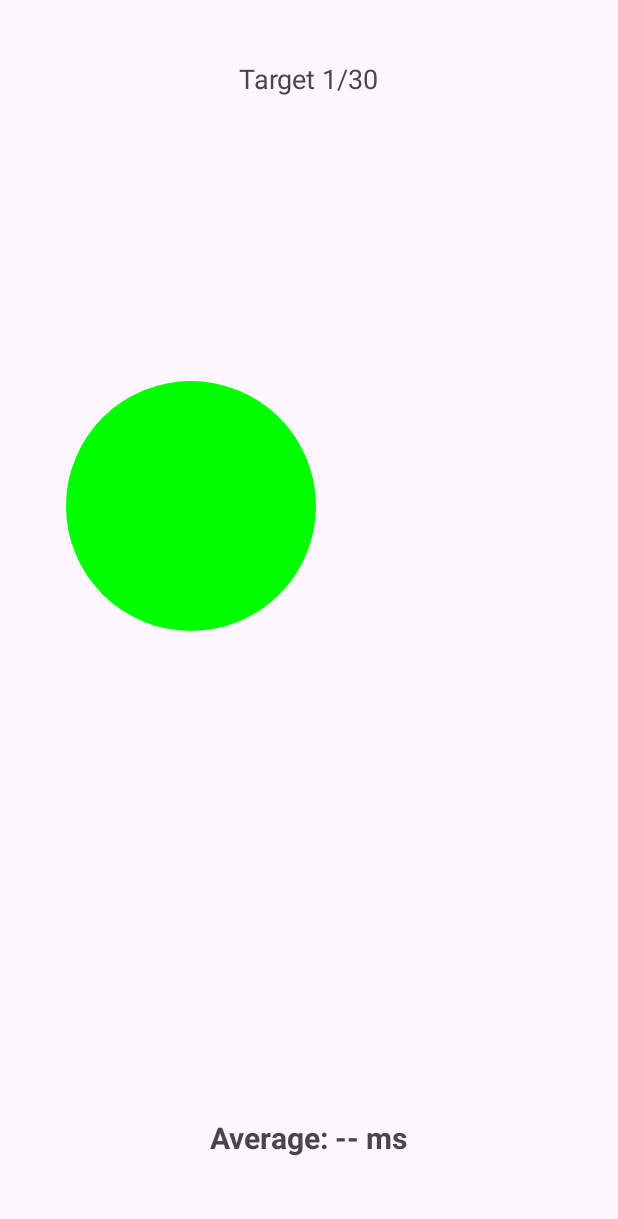
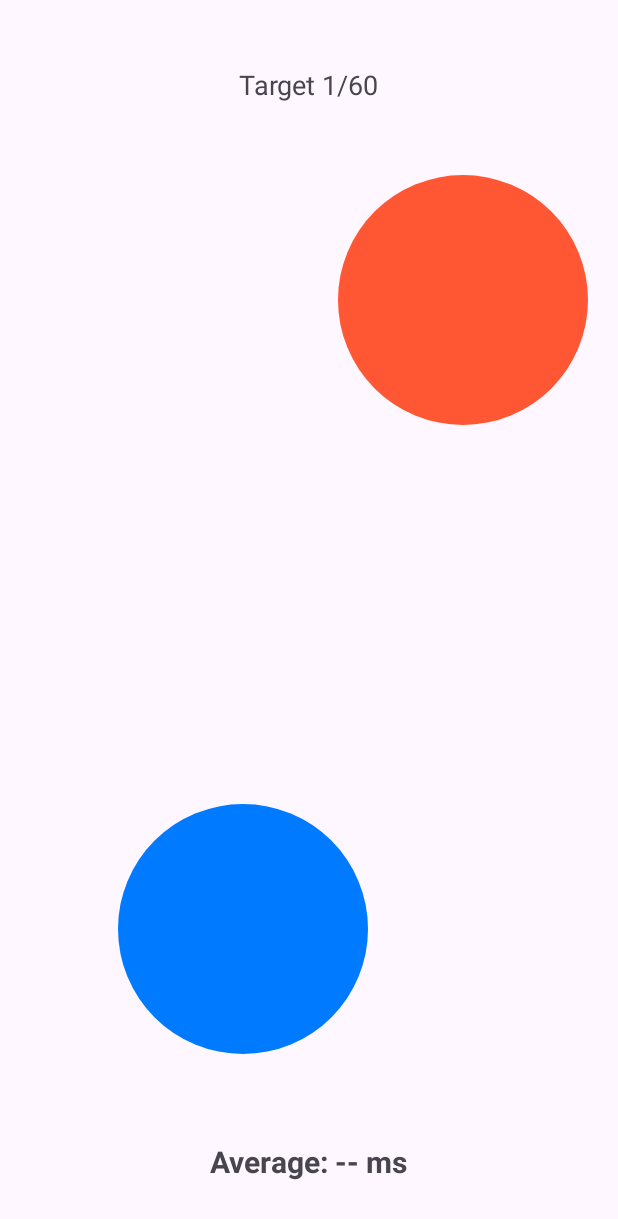
Before and after one commit to Esgawd9/mobilalk_beadando_2025, an Android app: the GameActivity screen opened directly, with no data from a screen before it, on a phone screen of 412 x 824 dp. Shown: the top 1219 px of the screen. Run offline under Robolectric (Android 15) with nearby library versions, the phone set to English and light mode, and no system bars; our stand-ins replace Firebase (no records; nobody signed in at launch, a user with empty details on screens opened directly).

Commit message:
double target, layout improvements

```diff
--- a/app/src/main/java/com/example/reflexgamemobileapplications/activities/GameActivity.java
+++ b/app/src/main/java/com/example/reflexgamemobileapplications/activities/GameActivity.java
@@ -1,13 +1,15 @@
 package com.example.reflexgamemobileapplications.activities;
 
-import android.graphics.Color;
 import android.graphics.drawable.ShapeDrawable;
 import android.graphics.drawable.shapes.OvalShape;
+import android.os.Build;
 import android.os.Bundle;
 import android.os.Vibrator;
 import android.util.Log;
 import android.view.View;
 import android.view.ViewTreeObserver;
+import android.view.WindowInsets;
+import android.view.WindowInsetsController;
 import android.widget.Button;
 import android.widget.FrameLayout;
 import android.widget.TextView;
@@ -18,12 +20,16 @@ import com.google.firebase.database.DatabaseReference;
 import com.google.firebase.database.FirebaseDatabase;
 import java.util.ArrayList;
 import java.util.List;
+import java.util.Objects;
 import java.util.Random;
 
 public class GameActivity extends AppCompatActivity {
+    // Configurable
+    private int validTargetColor = 0xff007BFF; // Valid target color
+    private int invalidTargetColor = 0xffFF5733; // Invalid target color
     private final int TARGET_SIZE = 250; // Size of the target
-    private final int TOTAL_TARGETS = 30;
-    private final int MAX_FALSE_STARTS = 3;
+    private final int TOTAL_TARGETS = 60; // Total target count
+    private final int MAX_FAILS = 3; // Maximum failed clicks
 
     private static final String TAG = "GameActivity";
     private Button retryButton, mainMenuButton;
@@ -33,10 +39,12 @@ public class GameActivity extends AppCompatActivity {
     private DatabaseReference mDatabase;
     private FirebaseAuth mAuth;
     private int currentRound = 0;
-    private int falseStarts = 0;
-    private View targetView;
+    private int fails = 0;
+    private View greenTargetView, yellowTargetView;
     private FrameLayout gameLayout;
     private boolean firstTargetClicked = false;
+    private boolean failed = false;
+
 
     @Override
     protected void onCreate(Bundle savedInstanceState) {
@@ -55,19 +63,20 @@ public class GameActivity extends AppCompatActivity {
         retryButton.setOnClickListener(v -> retryGame());
         mainMenuButton.setOnClickListener(v -> returnToMainMenu());
 
-        // Initially hidden
+        // Initially hide
         retryButton.setVisibility(View.GONE);
         mainMenuButton.setVisibility(View.GONE);
         finalAverageText.setVisibility(View.GONE);
 
         updateTargetCounter();
 
-        // load layout
+        // Load layout
         gameLayout.getViewTreeObserver().addOnGlobalLayoutListener(new ViewTreeObserver.OnGlobalLayoutListener() {
             @Override
             public void onGlobalLayout() {
                 gameLayout.getViewTreeObserver().removeOnGlobalLayoutListener(this);
                 setupGame();
+                enableImmersiveMode();
             }
         });
     }
@@ -76,45 +85,51 @@ public class GameActivity extends AppCompatActivity {
         roundCounterText.setText("Target " + (currentRound + 1) + "/" + TOTAL_TARGETS);
     }
 
-//    private void onFalseStart() {
-//        falseStarts++;
-//
-//        vibrate();
-//
-//        if (falseStarts >= MAX_FALSE_STARTS) {
-//            reactionTimes.clear();
-//            averageText.setText("Too many false starts! Restarting...");
-//            falseStarts = 0;
-//            currentRound = 0;
-//            firstTargetClicked = false; // Reset the flag
-//        }
-//
-//        new Handler().postDelayed(this::setupGame, 2000);
-//    }
+    private void onFalseStart() {
+        fails++;
 
-    private void onTargetClick() {
-        vibrate();
+        vibrate(100);
+
+        if (fails >= MAX_FAILS) {
+            reactionTimes.clear();
+            averageText.setText("");
+            fails = 0;
+            currentRound = 0;
+            firstTargetClicked = false; // Reset
+            failed = true;
+            endGame();
+        }
+    }
+
+    private void onTargetClick(View targetView) {
+        vibrate(60);
+
+        if (targetView == yellowTargetView) {
+            onFalseStart();
+            return;
+        }
 
         if (!firstTargetClicked) {
             firstTargetClicked = true;
-            startTime = System.currentTimeMillis();
+            startTime = System.currentTimeMillis(); // Start counting
         } else {
             long reactionTime = System.currentTimeMillis() - startTime;
             reactionTimes.add(reactionTime);
-            startTime = System.currentTimeMillis();
+            startTime = System.currentTimeMillis(); // Reset for next target
             updateAverage();
         }
 
-        falseStarts = 0;
-
-        if (targetView != null) {
-            gameLayout.removeView(targetView);
-        }
+        gameLayout.removeView(greenTargetView);
+        greenTargetView = yellowTargetView;
+        ShapeDrawable greenCircle = new ShapeDrawable(new OvalShape());
+        greenCircle.getPaint().setColor(validTargetColor);
+        greenTargetView.setBackground(greenCircle);
+        greenTargetView.setOnClickListener(v -> onTargetClick(greenTargetView));
 
         currentRound++;
 
         if (currentRound < TOTAL_TARGETS) {
-            setupGame();
+            spawnYellowTarget();
         } else {
             endGame();
         }
@@ -122,18 +137,22 @@ public class GameActivity extends AppCompatActivity {
     }
 
     private void endGame() {
-        if (targetView != null) {
-            gameLayout.removeView(targetView);
-        }
+        gameLayout.removeView(greenTargetView);
+        gameLayout.removeView(yellowTargetView);
         retryButton.setVisibility(View.VISIBLE);
         mainMenuButton.setVisibility(View.VISIBLE);
         finalAverageText.setVisibility(View.VISIBLE);
-        averageText.setVisibility(View.GONE);
+        roundCounterText.setVisibility(View.GONE);
+        averageText.setText("");
 
         long finalAverage = calculateAverage();
-        finalAverageText.setText("Final Average: " + finalAverage + " ms");
+        if (!failed) {
+            finalAverageText.setText("Final Average: " + finalAverage + " ms");
+        } else {
+            finalAverageText.setText("Too many failed clicks!");
+        }
 
-        if (mAuth.getCurrentUser() != null) {
+        if (mAuth.getCurrentUser() != null && finalAverage != 0) {
             String uid = mAuth.getCurrentUser().getUid();
 
             mDatabase.child("users").child(uid).child("historicalAverages")
@@ -144,23 +163,24 @@ public class GameActivity extends AppCompatActivity {
                         }
                     });
         }
+        disableImmersiveMode();
     }
 
     private void retryGame() {
         reactionTimes.clear();
         currentRound = 0;
-        falseStarts = 0;
+        fails = 0;
         firstTargetClicked = false;
+        failed = false;
+        updateTargetCounter();
 
         retryButton.setVisibility(View.GONE);
         mainMenuButton.setVisibility(View.GONE);
         finalAverageText.setVisibility(View.GONE);
-        averageText.setVisibility(View.VISIBLE);
-
-        averageText.setText("");
-        updateTargetCounter();
+        roundCounterText.setVisibility(View.VISIBLE);
 
         setupGame();
+        enableImmersiveMode();
     }
 
     private void returnToMainMenu() {
@@ -184,29 +204,84 @@ public class GameActivity extends AppCompatActivity {
     }
 
     private void setupGame() {
+        failed = false;
+        spawnGreenTarget();
+        spawnYellowTarget();
+    }
+
+    private void spawnGreenTarget() {
         int width = gameLayout.getWidth();
         int height = gameLayout.getHeight();
 
         Random random = new Random();
-        int x = random.nextInt(width - TARGET_SIZE);
-        int y = random.nextInt(height - TARGET_SIZE);
+        int x, y;
+        do {
+            x = random.nextInt(width - TARGET_SIZE);
+            y = random.nextInt(height - TARGET_SIZE);
+        } while (isOverlapping(x, y, greenTargetView) || isOverlapping(x, y, yellowTargetView));
 
-        targetView = new View(this);
-        ShapeDrawable circle = new ShapeDrawable(new OvalShape());
-        circle.getPaint().setColor(Color.GREEN);
-        targetView.setBackground(circle);
-        targetView.setLayoutParams(new FrameLayout.LayoutParams(TARGET_SIZE, TARGET_SIZE));
-        targetView.setX(x);
-        targetView.setY(y);
-        targetView.setOnClickListener(v -> onTargetClick());
+        greenTargetView = new View(this);
+        ShapeDrawable greenCircle = new ShapeDrawable(new OvalShape());
+        greenCircle.getPaint().setColor(validTargetColor);
+        greenTargetView.setBackground(greenCircle);
+        greenTargetView.setLayoutParams(new FrameLayout.LayoutParams(TARGET_SIZE, TARGET_SIZE));
+        greenTargetView.setX(x);
+        greenTargetView.setY(y);
+        greenTargetView.setOnClickListener(v -> onTargetClick(greenTargetView));
 
-        gameLayout.addView(targetView);
+        gameLayout.addView(greenTargetView);
     }
 
-    private void vibrate() {
+    private void spawnYellowTarget() {
+        int width = gameLayout.getWidth();
+        int height = gameLayout.getHeight();
+
+        Random random = new Random();
+        int x, y;
+        do {
+            x = random.nextInt(width - TARGET_SIZE);
+            y = random.nextInt(height - TARGET_SIZE);
+        } while (isOverlapping(x, y, greenTargetView) || isOverlapping(x, y, yellowTargetView));
+
+        yellowTargetView = new View(this);
+        ShapeDrawable yellowCircle = new ShapeDrawable(new OvalShape());
+        yellowCircle.getPaint().setColor(invalidTargetColor);
+        yellowTargetView.setBackground(yellowCircle);
+        yellowTargetView.setLayoutParams(new FrameLayout.LayoutParams(TARGET_SIZE, TARGET_SIZE));
+        yellowTargetView.setX(x);
+        yellowTargetView.setY(y);
+        yellowTargetView.setOnClickListener(v -> onTargetClick(yellowTargetView));
+
+        gameLayout.addView(yellowTargetView);
+    }
+
+    private boolean isOverlapping(int x, int y, View view) {
+        if (view == null) return false;
+        int viewX = (int) view.getX();
+        int viewY = (int) view.getY();
+        return !(x >= viewX + TARGET_SIZE || x + TARGET_SIZE <= viewX || y >= viewY + TARGET_SIZE || y + TARGET_SIZE <= viewY);
+    }
+
+    private void vibrate(int time) {
         Vibrator vibrator = (Vibrator) getSystemService(VIBRATOR_SERVICE);
         if (vibrator != null && vibrator.hasVibrator()) {
-            vibrator.vibrate(60);
+            vibrator.vibrate(time);
         }
     }
+
+    private void enableImmersiveMode() {
+        if (Build.VERSION.SDK_INT >= Build.VERSION_CODES.R) {
+            Objects.requireNonNull(getWindow().getInsetsController()).hide(WindowInsets.Type.systemBars());
+        }
+        if (Build.VERSION.SDK_INT >= Build.VERSION_CODES.R) {
+            getWindow().getInsetsController().setSystemBarsBehavior(WindowInsetsController.BEHAVIOR_SHOW_TRANSIENT_BARS_BY_SWIPE);
+        }
+    }
+
+    private void disableImmersiveMode() {
+        if (Build.VERSION.SDK_INT >= Build.VERSION_CODES.R) {
+            Objects.requireNonNull(getWindow().getInsetsController()).show(WindowInsets.Type.systemBars());
+        }
+    }
+
 }
--- a/app/src/main/java/com/example/reflexgamemobileapplications/activities/LeaderboardActivity.java
+++ b/app/src/main/java/com/example/reflexgamemobileapplications/activities/LeaderboardActivity.java
@@ -6,6 +6,7 @@ import android.view.View;
 import android.widget.ProgressBar;
 import android.widget.Toast;
 
+import androidx.annotation.NonNull;
 import androidx.appcompat.app.AppCompatActivity;
 import androidx.recyclerview.widget.LinearLayoutManager;
 import androidx.recyclerview.widget.RecyclerView;
@@ -78,7 +79,7 @@ public class LeaderboardActivity extends AppCompatActivity {
             }
 
             @Override
-            public void onCancelled(DatabaseError databaseError) {
+            public void onCancelled(@NonNull DatabaseError databaseError) {
                 progressBar.setVisibility(View.GONE);
                 Toast.makeText(LeaderboardActivity.this,
                         "Failed to load leaderboard", Toast.LENGTH_SHORT).show();
--- a/app/src/main/java/com/example/reflexgamemobileapplications/activities/LoginActivity.java
+++ b/app/src/main/java/com/example/reflexgamemobileapplications/activities/LoginActivity.java
@@ -11,6 +11,8 @@ import androidx.appcompat.app.AppCompatActivity;
 
 import com.example.reflexgamemobileapplications.R;
 import com.google.firebase.auth.FirebaseAuth;
+
+import java.util.Objects;
 
 public class LoginActivity extends AppCompatActivity {
 
@@ -68,7 +70,7 @@ public class LoginActivity extends AppCompatActivity {
                         startActivity(new Intent(LoginActivity.this, MainActivity.class));
                         finish();
                     } else {
-                        Toast.makeText(LoginActivity.this, "Authentication failed: " + task.getException().getMessage(),
+                        Toast.makeText(LoginActivity.this, "Authentication failed: " + Objects.requireNonNull(task.getException()).getMessage(),
                                 Toast.LENGTH_SHORT).show();
                     }
                 });
--- /dev/null
+++ b/app/src/main/res/layout-land/game_activity.xml
@@ -0,0 +1,82 @@
+<?xml version="1.0" encoding="utf-8"?>
+<RelativeLayout xmlns:android="http://schemas.android.com/apk/res/android"
+    android:layout_width="match_parent"
+    android:layout_height="match_parent"
+    android:layout_marginVertical="12dp"
+    android:layout_marginHorizontal="36dp">
+
+    <TextView
+        android:id="@+id/roundCounterText"
+        android:layout_width="wrap_content"
+        android:layout_height="wrap_content"
+        android:textSize="18sp"
+        android:layout_alignParentTop="true"
+        android:layout_marginTop="8sp"
+        android:layout_centerHorizontal="true"/>
+
+    <FrameLayout
+        android:id="@+id/gameLayout"
+        android:layout_width="match_parent"
+        android:layout_height="503dp"
+        android:layout_above="@id/endGameButtons"
+        android:layout_below="@id/roundCounterText"
+        android:layout_marginTop="0dp"
+        android:layout_marginBottom="0dp">
+    </FrameLayout>
+
+    <TextView
+        android:id="@+id/averageText"
+        android:layout_width="wrap_content"
+        android:layout_height="wrap_content"
+        android:text="Average: -- ms"
+        android:textSize="20sp"
+        android:textStyle="bold"
+        android:layout_alignParentBottom="true"
+        android:layout_above="@id/endGameButtons"
+
+        android:layout_centerHorizontal="true"/>
+
+    <TextView
+        android:id="@+id/finalAverageText"
+        android:layout_width="wrap_content"
+        android:layout_height="wrap_content"
+        android:text=""
+        android:textSize="24sp"
+        android:textStyle="bold"
+        android:layout_centerInParent="true"
+        android:visibility="gone"/> <!-- Initially hidden -->
+
+    <LinearLayout
+        android:id="@+id/endGameButtons"
+        android:layout_width="match_parent"
+        android:layout_height="wrap_content"
+        android:orientation="horizontal"
+        android:gravity="center"
+        android:layout_alignParentBottom="true"
+        android:layout_marginBottom="24dp">
+
+        <Button
+            android:id="@+id/retryButton"
+            android:layout_width="wrap_content"
+            android:layout_height="wrap_content"
+            android:text="Retry"
+            android:textSize="18sp"
+            android:layout_marginEnd="16dp"
+            android:paddingHorizontal="24dp"
+            android:textColor="@color/white"
+            android:visibility="gone"
+            android:backgroundTint="@color/green"/>
+
+        <Button
+            android:id="@+id/mainMenuButton"
+            android:layout_width="wrap_content"
+            android:layout_height="wrap_content"
+            android:text="Main Menu"
+            android:textSize="18sp"
+            android:paddingHorizontal="24dp"
+            android:textColor="@color/white"
+            android:visibility="gone"
+            android:backgroundTint="@color/red"/>
+    </LinearLayout>
+
+</RelativeLayout>
--- a/app/src/main/res/layout/game_activity.xml
+++ b/app/src/main/res/layout/game_activity.xml
@@ -2,7 +2,8 @@
 <RelativeLayout xmlns:android="http://schemas.android.com/apk/res/android"
     android:layout_width="match_parent"
     android:layout_height="match_parent"
-    android:padding="24dp">
+    android:layout_marginVertical="36dp"
+    android:layout_marginHorizontal="12dp">
 
     <TextView
         android:id="@+id/roundCounterText"
@@ -10,8 +11,8 @@
         android:layout_height="wrap_content"
         android:textSize="18sp"
         android:layout_alignParentTop="true"
-        android:layout_centerHorizontal="true"
-        android:layout_marginTop="16dp"/>
+        android:layout_marginTop="8sp"
+        android:layout_centerHorizontal="true"/>
 
     <FrameLayout
         android:id="@+id/gameLayout"
@@ -19,9 +20,8 @@
         android:layout_height="503dp"
         android:layout_above="@id/endGameButtons"
         android:layout_below="@id/roundCounterText"
-        android:layout_marginHorizontal="20dp"
-        android:layout_marginTop="40dp"
-        android:layout_marginBottom="76dp">
+        android:layout_marginTop="0dp"
+        android:layout_marginBottom="0dp">
     </FrameLayout>
 
     <TextView
@@ -31,8 +31,9 @@
         android:text="Average: -- ms"
         android:textSize="20sp"
         android:textStyle="bold"
+        android:layout_alignParentBottom="true"
         android:layout_above="@id/endGameButtons"
-        android:layout_marginBottom="4sp"
+
         android:layout_centerHorizontal="true"/>
 
     <TextView
--- a/app/src/main/res/values/strings.xml
+++ b/app/src/main/res/values/strings.xml
@@ -1,5 +1,5 @@
 <resources>
-    <string name="app_name">ReflexGameMobileApplications</string>
+    <string name="app_name">ReflexGame</string>
     <string name="email">Email</string>
     <string name="password">Password</string>
     <string name="login">Login</string>
```
Also changed, not shown: app/src/main/java/com/example/reflexgamemobileapplications/activities/RegisterActivity.java (+18 -4 lines), app/src/main/res/layout/activity_main.xml (+22 -7 lines), 2 other files.
